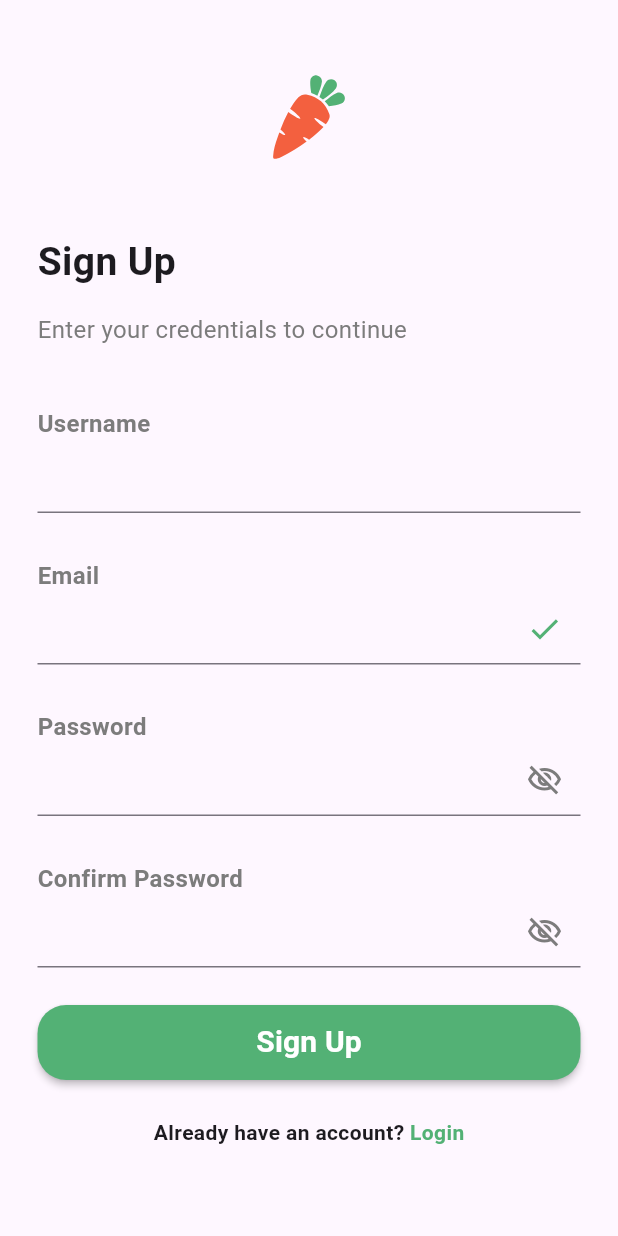
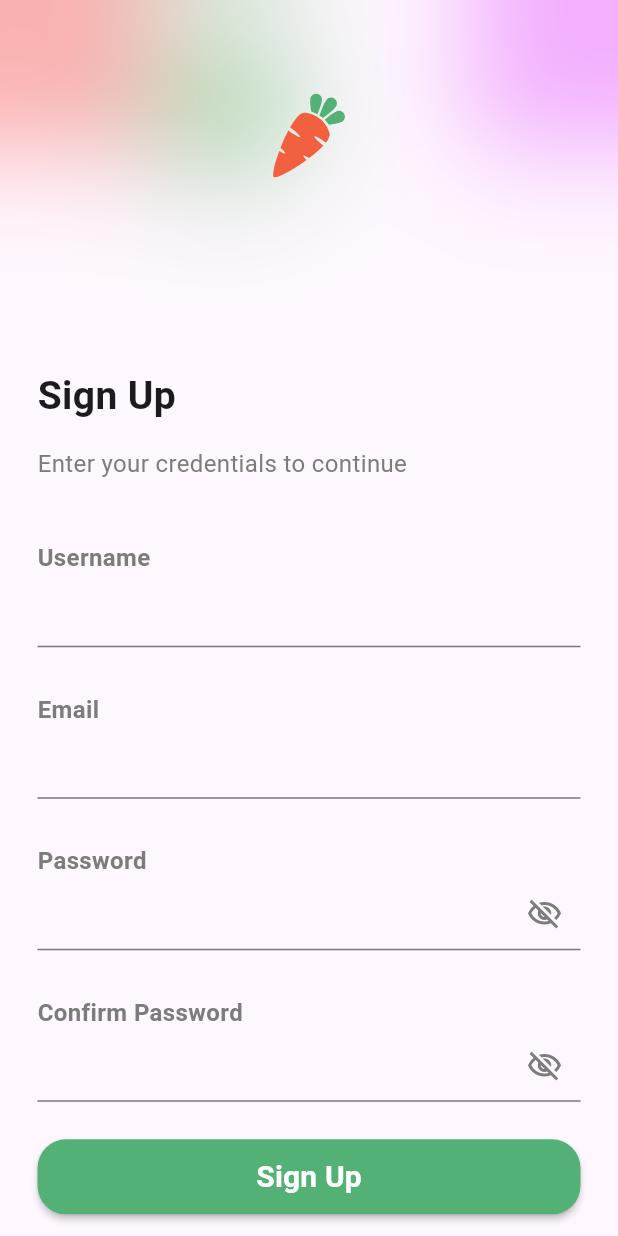
Before and after one commit to George-Abdelmessh/Nectar-App, a Flutter app: the SignUpScreen screen opened directly, on a phone screen of 412 x 824 dp. Run offline on Flutter 3.47's test engine with Material 3 defaults, Android fonts, the phone set to English and light mode, and no system bars; our stand-ins replace dio, flutter_bloc, flutter_svg, shared_preferences; missing offline and left inert: dart:ffi; accounts and stored records are empty.

Commit message:
Update sign_up_screen.dart

```diff
--- a/lib/view/screens/sign_up_screen.dart
+++ b/lib/view/screens/sign_up_screen.dart
@@ -1,10 +1,9 @@
 import 'package:flutter/material.dart';
-import 'package:flutter_svg/svg.dart';
 import '../../core/app_helper/app_navigator.dart';
-import '../../core/constants/app_images.dart';
 import '../../core/custom_widgets/custom_text_button.dart';
 import '../../core/custom_widgets/custom_text_form_field.dart';
 import '../../core/style/app_colors.dart';
+import '../widgets/blurred_colred_widget.dart';
 
 class SignUpScreen extends StatelessWidget {
   const SignUpScreen({super.key});
@@ -12,19 +11,24 @@ class SignUpScreen extends StatelessWidget {
   @override
   Widget build(BuildContext context) {
     return Scaffold(
-      body: Padding(
-        padding: const EdgeInsets.only(right: 25, left: 25),
+      body: SafeArea(
+        child: SingleChildScrollView(
+          child: Column(
+            children: [
+              const BlurredColoredWidget(),
+              const SizedBox(height: 40),
+              Padding(
+                padding: const EdgeInsets.symmetric(
+                  horizontal: 25,
+                  vertical: 25,
+                ),
                 child: Column(
                   crossAxisAlignment: CrossAxisAlignment.start,
                   children: [
-            const SizedBox(height: 50),
-            Align(
-                alignment: Alignment.center,
-                child: SvgPicture.asset(AppImages.carrotLogo)),
-            const SizedBox(height: 50),
                     const Text(
                       'Sign Up',
-              style: TextStyle(fontSize: 26, fontWeight: FontWeight.w600),
+                      style:
+                          TextStyle(fontSize: 26, fontWeight: FontWeight.w600),
                     ),
                     const SizedBox(height: 15),
                     const Text(
@@ -36,88 +40,61 @@ class SignUpScreen extends StatelessWidget {
                       ),
                     ),
                     const SizedBox(height: 40),
-            const Text(
-              'Username',
-              style: TextStyle(
-                fontSize: 16,
-                color: AppColors.mediumGrey,
-                fontWeight: FontWeight.w600,
-              ),
-            ),
-            const CustomTextFormField(hint: ''),
-            const SizedBox(height: 30),
-            const Text(
-              'Email',
-              style: TextStyle(
-                fontSize: 16,
-                color: AppColors.mediumGrey,
-                fontWeight: FontWeight.w600,
-              ),
-            ),
                     const CustomTextFormField(
                       hint: '',
-                suffix: Icon(
-                  Icons.check,
-                  color: AppColors.primaryColor,
-                )),
+                      label: 'Username',
+                    ),
                     const SizedBox(height: 30),
-            const Text(
-              'Password',
-              style: TextStyle(
-                fontSize: 16,
-                color: AppColors.mediumGrey,
-                fontWeight: FontWeight.w600,
-              ),
-            ),
                     const CustomTextFormField(
                         hint: '',
+                        label:  'Email',
+                        ),
+                    const SizedBox(height: 30),
+                    const CustomTextFormField(
+                        hint: '',
+                        label: 'Password',
                         suffix: Icon(
                           Icons.visibility_off_outlined,
                           color: AppColors.mediumGrey,
                         )),
                     const SizedBox(height: 30),
-            const Text(
-              'Confirm Password',
-              style: TextStyle(
-                fontSize: 16,
-                color: AppColors.mediumGrey,
-                fontWeight: FontWeight.w600,
-              ),
-            ),
                     const CustomTextFormField(
                         hint: '',
+                        label: 'Confirm Password',
                         suffix: Icon(
                           Icons.visibility_off_outlined,
                           color: AppColors.mediumGrey,
                         )),
-            const SizedBox(
-              height: 25
-            ),
+                    const SizedBox(height: 25),
                     CustomTextButton(text: 'Sign Up', onTap: () {}),
                     const SizedBox(height: 25),
-            Row(
+                    GestureDetector(
+                      onTap: () => AppNavigator.pop(context),
+                      child: const Row(
                         mainAxisAlignment: MainAxisAlignment.center,
                         children: [
-                const Text(
+                          Text(
                             'Already have an account? ',
                             style: TextStyle(
                               fontSize: 14,
                               fontWeight: FontWeight.w600,
                             ),
                           ),
-                GestureDetector(
-                  onTap: () => AppNavigator.pop(context),
-                  child: const Text(
+                          Text(
                             'Login',
                             style: TextStyle(
                                 fontSize: 14,
                                 fontWeight: FontWeight.w600,
                                 color: AppColors.primaryColor),
                           ),
+                        ],
+                      ),
                     ),
                   ],
                 ),
+              ),
             ],
+          ),
         ),
       ),
     );
```
Lines whose indentation alone changed are shown as unchanged.
